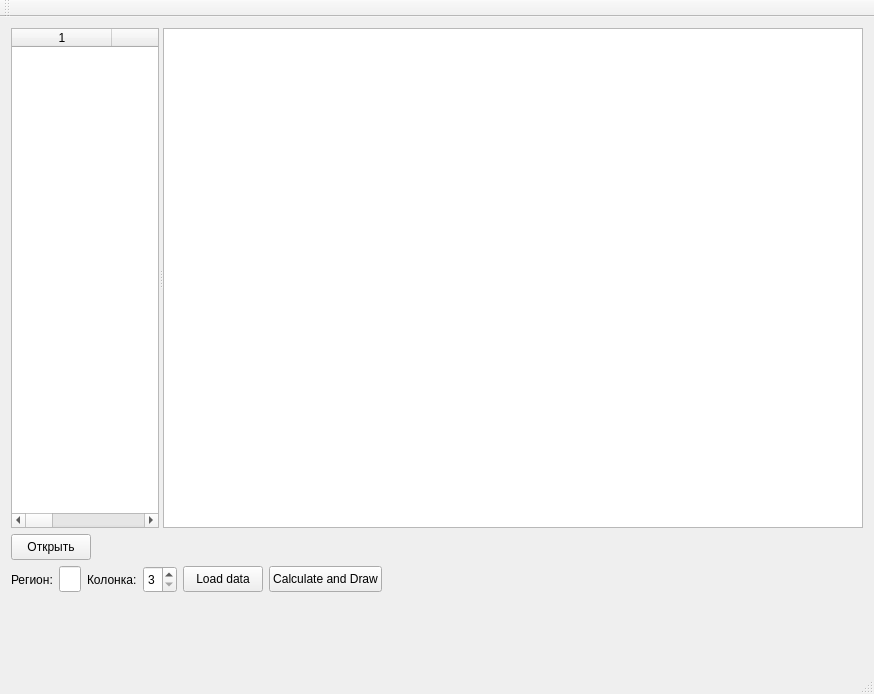
Before: the Qt Designer form 2Dvisual/view.ui in smurfomen/visualization, drawn with Qt 5.
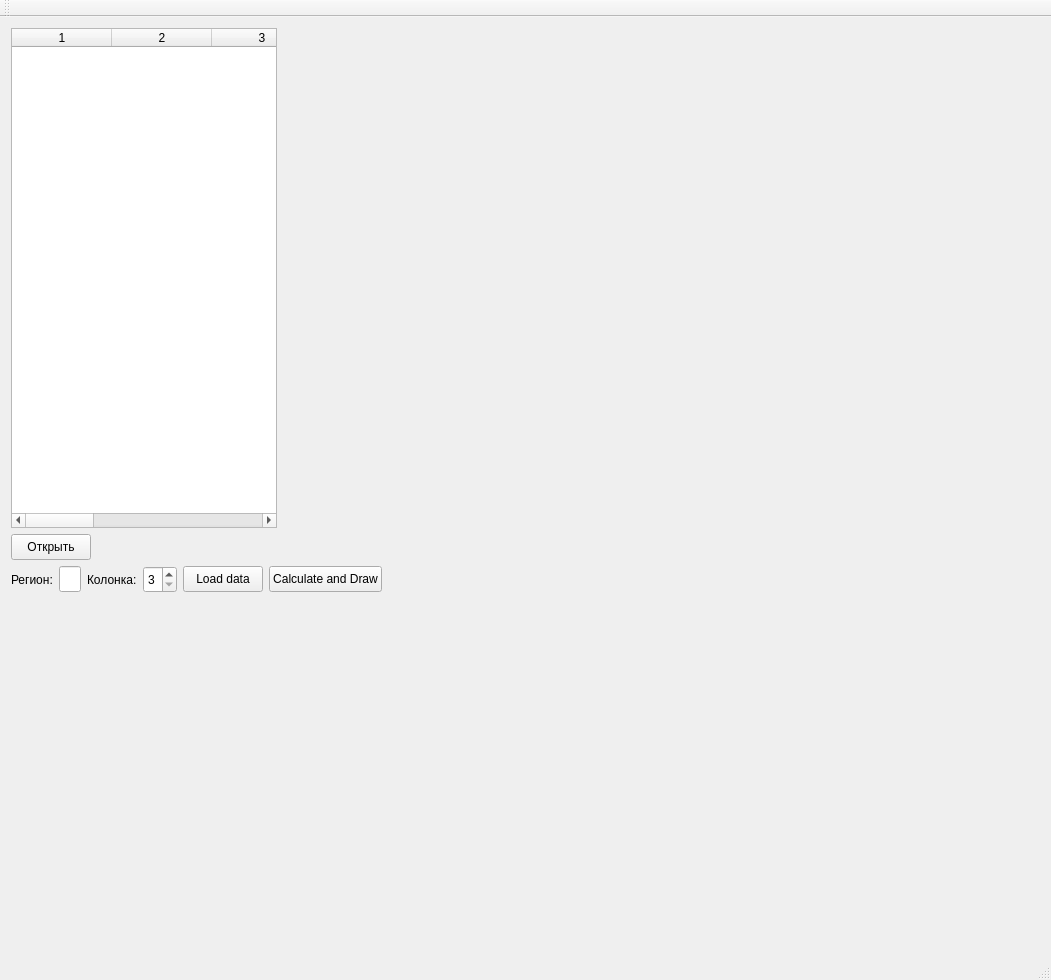
After: the same form once the commit is applied. Custom widgets are drawn as their Qt base class.

What changed in the file:
```diff
--- a/2Dvisual/view.ui
+++ b/2Dvisual/view.ui
@@ -6,14 +6,14 @@
    <rect>
     <x>0</x>
     <y>0</y>
-    <width>874</width>
-    <height>694</height>
+    <width>1051</width>
+    <height>980</height>
    </rect>
   </property>
   <property name="maximumSize">
    <size>
     <width>16777215</width>
-    <height>694</height>
+    <height>1000</height>
    </size>
   </property>
   <property name="windowTitle">
@@ -22,10 +22,8 @@
   <widget class="QWidget" name="centralWidget">
    <layout class="QVBoxLayout" name="verticalLayout_2">
     <item>
-     <widget class="QSplitter" name="splitter">
-      <property name="orientation">
-       <enum>Qt::Horizontal</enum>
-      </property>
+     <layout class="QHBoxLayout" name="horizontalLayout_3">
+      <item>
       <widget class="QTableWidget" name="table">
        <property name="minimumSize">
         <size>
@@ -47,45 +45,18 @@
        <column/>
        <column/>
       </widget>
-      <widget class="QGraphicsView" name="gview">
+      </item>
+      <item>
+       <widget class="Scene" name="scene" native="true">
        <property name="minimumSize">
         <size>
-         <width>700</width>
-         <height>500</height>
-        </size>
-       </property>
-       <property name="maximumSize">
-        <size>
-         <width>700</width>
-         <height>500</height>
-        </size>
-       </property>
-       <property name="verticalScrollBarPolicy">
-        <enum>Qt::ScrollBarAlwaysOff</enum>
-       </property>
-       <property name="horizontalScrollBarPolicy">
-        <enum>Qt::ScrollBarAlwaysOff</enum>
-       </property>
-       <property name="sizeAdjustPolicy">
-        <enum>QAbstractScrollArea::AdjustIgnored</enum>
-       </property>
-       <property name="renderHints">
-        <set>QPainter::Antialiasing|QPainter::HighQualityAntialiasing|QPainter::SmoothPixmapTransform|QPainter::TextAntialiasing</set>
-       </property>
-       <property name="cacheMode">
-        <set>QGraphicsView::CacheNone</set>
-       </property>
-       <property name="transformationAnchor">
-        <enum>QGraphicsView::AnchorViewCenter</enum>
-       </property>
-       <property name="resizeAnchor">
-        <enum>QGraphicsView::AnchorViewCenter</enum>
-       </property>
-       <property name="rubberBandSelectionMode">
-        <enum>Qt::ContainsItemShape</enum>
-       </property>
-      </widget>
-     </widget>
+          <width>757</width>
+          <height>493</height>
+         </size>
+        </property>
+       </widget>
+      </item>
+     </layout>
     </item>
     <item>
      <layout class="QVBoxLayout" name="verticalLayout">
@@ -277,6 +248,14 @@
   <widget class="QStatusBar" name="statusBar"/>
  </widget>
  <layoutdefault spacing="6" margin="11"/>
+ <customwidgets>
+  <customwidget>
+   <class>Scene</class>
+   <extends>QWidget</extends>
+   <header>scene.h</header>
+   <container>1</container>
+  </customwidget>
+ </customwidgets>
  <resources/>
  <connections/>
 </ui>
```
Left out of the diff: 2 changed lines with no effect on the pictures. Lines whose indentation alone changed are shown as unchanged.
